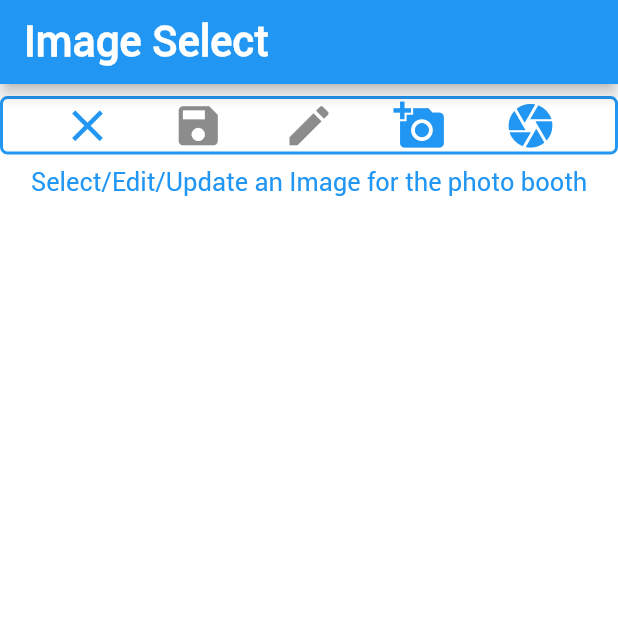
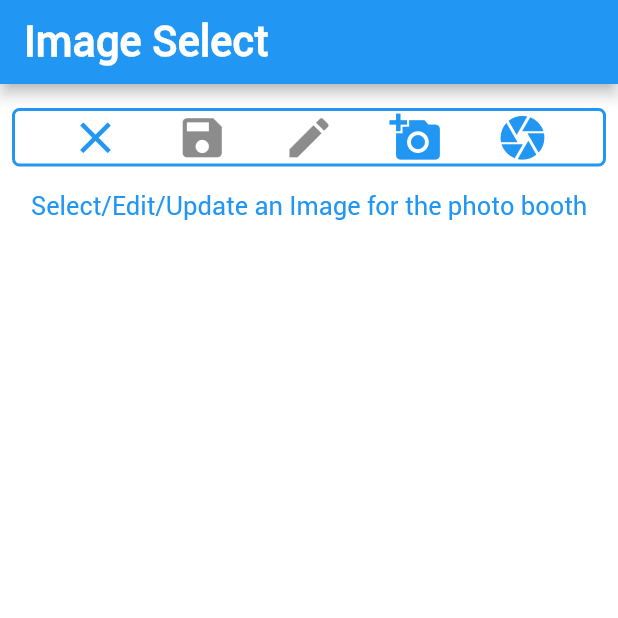
Before and after one commit to jrmarkham/photobooth, a Flutter app: the screen it shows after launch, after a tap on the "add a photo" icon, on a phone screen of 412 x 824 dp, the top half of it. Run offline on Flutter 3.47's test engine with Material 2 defaults, Android fonts, the phone set to English and light mode, and no system bars; our stand-ins replace bloc, dio, equatable, flutter_bloc, image_cropper, image_picker.

Commit message:
data fixes and architecture improvements

```diff
--- a/lib/src/data/blocs/pbd/pbd_bloc.dart
+++ b/lib/src/data/blocs/pbd/pbd_bloc.dart
@@ -18,8 +18,8 @@ class PBDBloc extends Bloc<PBDEvent, PBDState> {
   PBDObject _pbdObject;
   File _imageFile;
   final List<Stroke> _strokeList = [];
-  int backTracks = 0;
-  bool _backTrack = false;
+  int _backTracks = 0;
+  bool _backTrackBool = false;
   ColorSelect _currentColor = ColorSelect.red;
   // BLOC for displaying and the photo and drawing ui
   // updates will be coordinated w/ image function and ui calls//
@@ -36,10 +36,10 @@ class PBDBloc extends Bloc<PBDEvent, PBDState> {
     if(event is PBDEventInit){
       // should be empty object
       _imageFile = null;
-      _backTrack = false;
+      _backTrackBool = false;
       _pbdObject = PBDObject(_imageFile, _strokeList);
       yield PBDStateLoading();
-      yield PBDStateLoaded(_pbdObject, _backTrack, _currentColor);
+      yield PBDStateLoaded(_pbdObject, _backTrackBool, _currentColor);
     }
 
     // reset pbd stage
@@ -48,17 +48,17 @@ class PBDBloc extends Bloc<PBDEvent, PBDState> {
       // _imageFile = null;
       _strokeList.clear(); // empty strokes //
       _imageFile = null;
-      _backTrack = false;
+      _backTrackBool = false;
       _currentColor = ColorSelect.red;
       _pbdObject = PBDObject(_imageFile, _strokeList);
       yield PBDStateLoading();
-      yield PBDStateLoaded(_pbdObject, _backTrack, _currentColor);
+      yield PBDStateLoaded(_pbdObject, _backTrackBool, _currentColor);
     }
     // return to pbd
 
     if(event is PBDEventStage){
       // no updates to document
-      yield PBDStateLoaded(_pbdObject, _backTrack, _currentColor);
+      yield PBDStateLoaded(_pbdObject, _backTrackBool, _currentColor);
     }
 
     // adding image to object
@@ -66,13 +66,13 @@ class PBDBloc extends Bloc<PBDEvent, PBDState> {
       // add image file to PBDoc
       _pbdObject = PBDObject(_imageFile, _strokeList);
       yield PBDStateLoading();
-      yield PBDStateLoaded(_pbdObject, _backTrack, _currentColor);
+      yield PBDStateLoaded(_pbdObject, _backTrackBool, _currentColor);
     }
 
     if(event is PBDEventSetColor){
       _currentColor = event.newColor;
       yield PBDStateLoading();
-      yield PBDStateLoaded(_pbdObject, _backTrack, _currentColor);
+      yield PBDStateLoaded(_pbdObject, _backTrackBool, _currentColor);
     }
 
     if(event is PBDEventAddStroke){
@@ -80,19 +80,19 @@ class PBDBloc extends Bloc<PBDEvent, PBDState> {
       _strokeList.add(stroke);
       _pbdObject = PBDObject(_imageFile, _strokeList);
 
-      if(backTracks> 0)backTracks --;
-      _backTrack = _strokeList.length > 0 && backTracks < BACKTRACK_MAX;
+      if(_backTracks> 0)_backTracks --;
+      _backTrackBool = _strokeList.length > 0 && _backTracks < BACKTRACK_MAX;
       yield PBDStateLoading();
-      yield PBDStateLoaded(_pbdObject, _backTrack, _currentColor);
+      yield PBDStateLoaded(_pbdObject, _backTrackBool, _currentColor);
     }
 
     if(event is PBDEventRemoveStroke){
       _strokeList.removeLast();
-      backTracks++;
-      _backTrack = _strokeList.length > 0 && backTracks < BACKTRACK_MAX;
+      _backTracks++;
+      _backTrackBool = _strokeList.length > 0 && _backTracks < BACKTRACK_MAX;
       _pbdObject = PBDObject(_imageFile, _strokeList);
     yield PBDStateLoading();
-    yield PBDStateLoaded(_pbdObject, _backTrack, _currentColor);
+    yield PBDStateLoaded(_pbdObject, _backTrackBool, _currentColor);
     }
 
     // save functions
@@ -100,19 +100,15 @@ class PBDBloc extends Bloc<PBDEvent, PBDState> {
     if(event is PBDEventPostImage){
       bool success = await _phpServices.postImageBase64(event.data, event.name, event.directory);
       yield PBDStateSaveResponse(success);
-      yield PBDStateLoaded(_pbdObject, _backTrack, _currentColor);
+      yield PBDStateLoaded(_pbdObject, _backTrackBool, _currentColor);
     }
 
-    // save photobooth data to server
+    // save photo booth document to server
     if(event is PBDEventPostPBD){
-     bool success = await _phpServices.postPBD(event.name, event.directory, _pbdObject);
+     bool success = await _phpServices.postPBD(event.name, event.directory, _pbdObject, _backTracks);
       yield PBDStateSaveResponse(success);
-      yield PBDStateLoaded(_pbdObject, _backTrack, _currentColor);
+      yield PBDStateLoaded(_pbdObject, _backTrackBool, _currentColor);
     }
-
-
-
-
 
     // Called for getting new image for editing or replacement
     if(event is PBDEventSelectImage){
--- a/lib/src/data/global_data.dart
+++ b/lib/src/data/global_data.dart
@@ -5,6 +5,7 @@ export 'package:photobooth/src/ui/globals/alerts.dart';
 export 'package:photobooth/src/data/content.dart';
 export 'package:photobooth/src/data/enums.dart';
 export 'package:photobooth/src/data/models/pbd.dart';
+
 class GlobalData{
 
 
--- a/lib/src/data/services/php_services.dart
+++ b/lib/src/data/services/php_services.dart
@@ -12,7 +12,7 @@ const String PHP_PBD_POST = "https://sandbox.markhamenterprises.com/docs/";
 
 // convert to class singleton service
 abstract class BasePHPService {
-  Future<bool> postPBD(String _name, String _dir, PBDObject _pbdObject);
+  Future<bool> postPBD(String _name, String _dir, PBDObject _pbdObject, int _backTracks);
   Future<bool> postImageBase64(String _base64, String _name, String _dir);
 }
 
@@ -24,7 +24,7 @@ class PHPService extends BasePHPService {
   // DIO is a service I use to post to php it wraps things better than
   final Dio dio = Dio();
 
-  Future<bool> postPBD(String _name, String _dir, PBDObject _pbdObject) async {
+  Future<bool> postPBD(String _name, String _dir, PBDObject _pbdObject, int _backTracks) async {
     // save image
     bool success = false;
     final String _fn = _name;
@@ -33,7 +33,7 @@ class PHPService extends BasePHPService {
     final FormData fd = FormData.fromMap({
       'image':
           await MultipartFile.fromFile(_pbdObject.image.path, filename: _fn +'.png'),
-      'dir': _dir, 'strokes':json, 'json_name':_name+'.json'
+      'dir': _dir, 'strokes':json, 'json_name':_name+'.json', 'backs': _backTracks
     });
 
     try {
--- a/lib/src/ui/app.dart
+++ b/lib/src/ui/app.dart
@@ -1,13 +1,6 @@
-import 'dart:convert';
-import 'dart:io';
-import 'dart:typed_data';
-import 'dart:ui' as ui;
-
 import 'package:flutter/material.dart';
 import 'package:flutter/rendering.dart';
-import 'package:flutter/services.dart';
 import 'package:flutter_bloc/flutter_bloc.dart';
-import 'package:image_cropper/image_cropper.dart';
 import 'package:image_picker/image_picker.dart';
 import 'package:photobooth/src/data/blocs/pbd/bloc.dart';
 import 'package:photobooth/src/data/blocs/ui/bloc.dart';
@@ -17,6 +10,7 @@ import 'package:photobooth/src/ui/elements/image_ui.dart';
 import 'package:photobooth/src/ui/elements/pbd_stage.dart';
 import 'package:photobooth/src/ui/elements/pbd_ui.dart';
 import 'package:photobooth/src/ui/elements/save_page.dart';
+import 'package:photobooth/src/utils/image_utils.dart' as imageUtils;
 
 class App extends StatefulWidget {
   @override
@@ -81,50 +75,11 @@ class _AppState extends State<App> {
         ]);
   }
 
-  // USING A PLUGIN FORM IMAGE COLLECTION
-  // THIS PLUGIN IS CORE TO FLUTTER DEV TEAM
-  void getImage(ImageSource _is) async {
-    // IMAGE INTERFACE GETS IMAGE IMAGE
-    try {
-      final File _image = await ImagePicker.pickImage(source: _is);
-      if (_image != null) _pbdBloc.add(PBDEventSetSelectImage(_image));
-    } on PlatformException {
-      informAlert(context, 'error', 'error messages');
-    }
-  }
-
-  void editImage(File _image) async {
-    // EDIT IMAGE INTERFACE GETS IMAGE IMAGE
-    try {
-      final File _updateImage = await ImageCropper.cropImage(
-          sourcePath: _image.path,
-          aspectRatioPresets: [CropAspectRatioPreset.original],
-          androidUiSettings: AndroidUiSettings(
-              lockAspectRatio: true,
-              toolbarTitle: labelCropper,
-              initAspectRatio: CropAspectRatioPreset.original),
-          iosUiSettings: IOSUiSettings(
-              minimumAspectRatio: 1.0)); // ratioX: 1.0, ratioY: 1.0);
-      if (_updateImage != null)
-        _pbdBloc.add(PBDEventSetSelectImage(_updateImage));
-    } on PlatformException {
-      informAlert(context, 'error', 'error messages');
-    }
-  }
-
-  void saveImage(String name, String directory) async{
-    RenderRepaintBoundary boundary = _globalKey.currentContext.findRenderObject();
-    ui.Image image = await boundary.toImage(pixelRatio: 1.0);
-    ByteData byteData = await image.toByteData(format: ui.ImageByteFormat.png);
-    Uint8List pngBytes = byteData.buffer.asUint8List();
-    String bs64 = base64Encode(pngBytes);
-    _pbdBloc.add(PBDEventPostImage(bs64, name, directory));
-  }
 
   @override
   Widget build(BuildContext context) {
     initDevice(context);
-    final Function saveImageFunction = (String name, String dir) => saveImage(name, dir);
+    final Function saveImageFunction = (String name, String dir) => imageUtils.saveImage(name, dir, _pbdBloc, _globalKey);
     final Function savePBDFunction = (String name, String dir) => _pbdBloc.add(PBDEventPostPBD(name, dir));
     final SaveFormPage saveFormPage = SaveFormPage(saveImageFunction, savePBDFunction);
     return MultiBlocListener(
@@ -160,12 +115,12 @@ class _AppState extends State<App> {
                   case UIImageTrigger.camera:
                     // open camera ui on phone
                     // add image retrieved to image select ui //
-                    getImage(ImageSource.camera);
+                    imageUtils.getImage(ImageSource.camera, _pbdBloc);
                     return;
                   case UIImageTrigger.gallery:
                     // open gallery ui on phone
                     // add image retrieved to image select ui //
-                    getImage(ImageSource.gallery);
+                    imageUtils.getImage(ImageSource.gallery, _pbdBloc);
                     return;
                   case UIImageTrigger.edit:
                     // open edit ui on phone
@@ -225,14 +180,10 @@ class _AppState extends State<App> {
             setState(() {
               _imageAvailable = state.imageFile != null;
             });
-            // empty
           }
 
           // edit image
-          if (state is PBDStateImageEdit) {
-            editImage(state.imageFile);
-            // empty
-          }
+          if (state is PBDStateImageEdit)imageUtils.editImage(state.imageFile, _pbdBloc);
         }),
       ],
 
--- a/lib/src/ui/elements/image_ui.dart
+++ b/lib/src/ui/elements/image_ui.dart
@@ -22,7 +22,9 @@ class ImageSelectorUI extends StatelessWidget {
     final Function cameraFunction =
         () => _uiBloc.add(UIEventImageSelectTrigger(UIImageTrigger.camera));
 
-    return Container(
+    return Padding(
+      padding: const EdgeInsets.all(8.0),
+      child: Container(
         decoration: appBorder(),
         child: Row(
           mainAxisAlignment: MainAxisAlignment.spaceEvenly,
@@ -40,6 +42,7 @@ class ImageSelectorUI extends StatelessWidget {
                 icon: iconCamera, function: cameraFunction, tooltip: btnCamera),
           ],
         ),
+      ),
     );
   }
 }
--- a/lib/src/ui/elements/pbd_stage.dart
+++ b/lib/src/ui/elements/pbd_stage.dart
@@ -31,9 +31,12 @@ class _PBDStageState extends State<PBDStage> {
       decoration: appBorder(),
       child: GestureDetector(
         onPanUpdate: (DragUpdateDetails details) {
+       //  setState(() {
             RenderBox object = context.findRenderObject();
             Offset _localPosition = object.globalToLocal(details.globalPosition);
+            _localPosition = _localPosition.translate(0.0, -(AppBar().preferredSize.height));
             _points = List.from(_points)..add(_localPosition);
+       //  });
         },
         onPanEnd: (DragEndDetails details) {
           _points.add(null);
@@ -58,15 +61,7 @@ class _PBDStageState extends State<PBDStage> {
         builder: (BuildContext context, PBDState state) {
           if (state is PBDStateLoaded) {
             // PHOTO BOOTH DISPLAY DRAWING TOOLS
-            return Column(
-              children: <Widget>[
-                Text(
-                  'Photo Booth UI ${state.pbdObject.strokes.length}',
-                  style: bodyTextStyle(),
-                ),
-                SizedBox(height: 8.0),
-
-                RepaintBoundary(
+            return RepaintBoundary(
               key: widget.globalKey,
               child: RepaintBoundary.wrap(
                   Stack(
@@ -85,8 +80,6 @@ class _PBDStageState extends State<PBDStage> {
                     ],
                   ),
                   state.pbdObject.strokes.length + 1),
-                )
-              ],
             );
           }
 
@@ -98,7 +91,6 @@ class _PBDStageState extends State<PBDStage> {
                   'Select/Edit/Update an Image for the photo booth',
                   style: bodyTextStyle(),
                 ),
-                SizedBox(height: 8.0),
                 if (state.imageFile != null) ...[
                   Image.file(
                     state.imageFile,
--- a/lib/src/ui/elements/pbd_ui.dart
+++ b/lib/src/ui/elements/pbd_ui.dart
@@ -30,7 +30,9 @@ class PhotoBoothUI extends StatelessWidget {
         ? () => _uiBloc.add(UIEventPhotoBoothTrigger(UIBoothTrigger.undo))
         : null;
 
-    return Container(
+    return Padding(
+      padding: const EdgeInsets.all(8.0),
+      child: Container(
               decoration: appBorder(),
               child: Row(
                 mainAxisAlignment: MainAxisAlignment.spaceEvenly,
@@ -52,6 +54,7 @@ class PhotoBoothUI extends StatelessWidget {
                       icon: iconUndo, function: undoFunction, tooltip: btnUndo),
                  ColorDropdown(_currentColor, _setColor)
                 ],
-            ));
+              )),
+    );
   }
 }
--- /dev/null
+++ b/php/pbd/newtest.json
@@ -0,0 +1 @@
+{"image":"http:\/\/sandbox.markhamenterprises.com\/docs\/pbd\/newtest\/newtest.png","backs":"2","strokes":[{"color":11,"offsets":"[Offset(260.9, 37.9), Offset(247.6, 60.4), Offset(225.1, 101.1), Offset(197.7, 150.6), Offset(173.3, 196.7), Offset(156.9, 232.2), Offset(144.7, 260.7), Offset(136.8, 280.9), Offset(132.6, 287.0), Offset(129.5, 294.3), Offset(128.8, 294.3), Offset(128.8, 292.3), Offset(130.7, 288.2), Offset(131.8, 283.2), null]"},{"color":11,"offsets":"[Offset(198.8, 54.3), Offset(197.7, 71.4), Offset(195.8, 104.9), Offset(194.7, 137.7), Offset(194.7, 165.1), Offset(194.7, 201.7), Offset(194.7, 227.2), Offset(194.7, 242.5), Offset(195.8, 249.3), Offset(196.9, 255.8), Offset(197.7, 259.6), Offset(197.7, 261.9), Offset(197.7, 262.6), Offset(197.7, 262.6), Offset(197.7, 261.9), Offset(197.7, 262.6), null]"},{"color":11,"offsets":"[Offset(241.5, 285.1), Offset(226.3, 271.8), Offset(212.2, 259.6), Offset(188.6, 239.4), Offset(163.0, 216.9), Offset(147.8, 200.6), Offset(125.7, 173.1), Offset(108.2, 150.6), Offset(100.2, 139.6), Offset(94.1, 127.4), Offset(92.2, 121.3), Offset(91.0, 119.4), Offset(91.0, 116.4), Offset(91.0, 114.1), Offset(91.0, 113.3), Offset(91.0, 111.0), Offset(91.0, 110.3), Offset(91.0, 109.1), null]"}]}
--- a/pubspec.yaml
+++ b/pubspec.yaml
@@ -17,7 +17,6 @@ dependencies:
   image_picker: ^0.6.1+10
   image_cropper: ^1.1.0
   dio: ^3.0.4
-  json_annotation: ^3.0.0
 
 dev_dependencies:
   flutter_test:
```
Also changed, not shown: lib/src/data/services/local_save.dart (+8 -4 lines), lib/src/utils/image_utils.dart (added, +58 -0 lines), pubspec.lock, 1 other file. Lines whose indentation alone changed are shown as unchanged.
